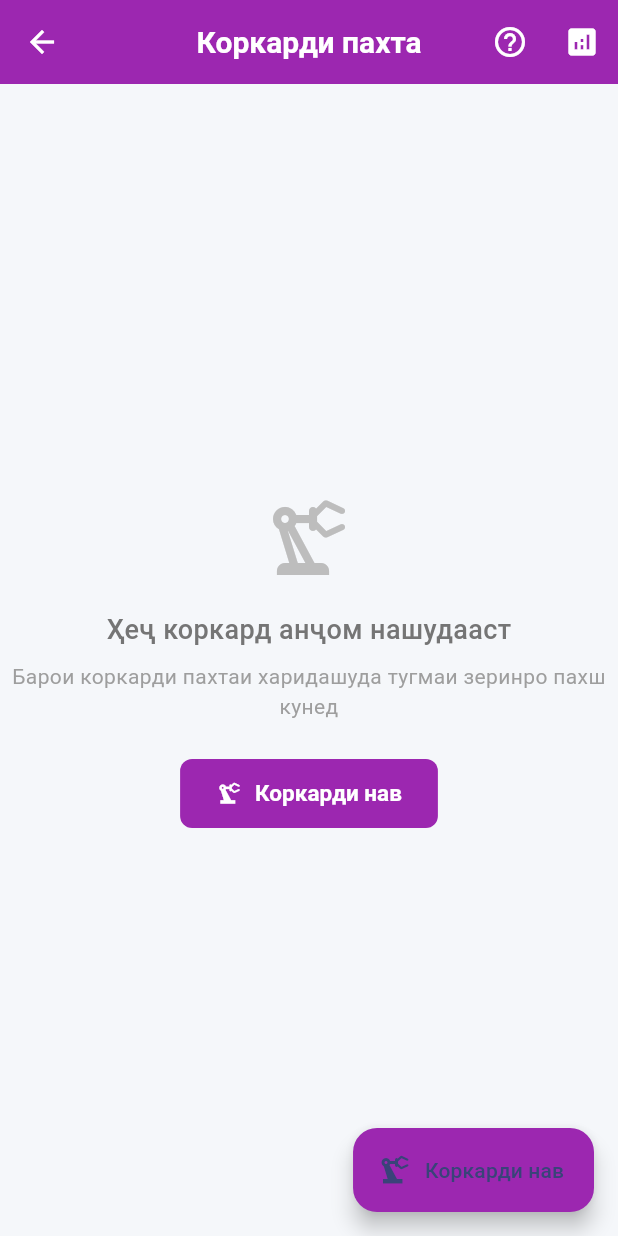
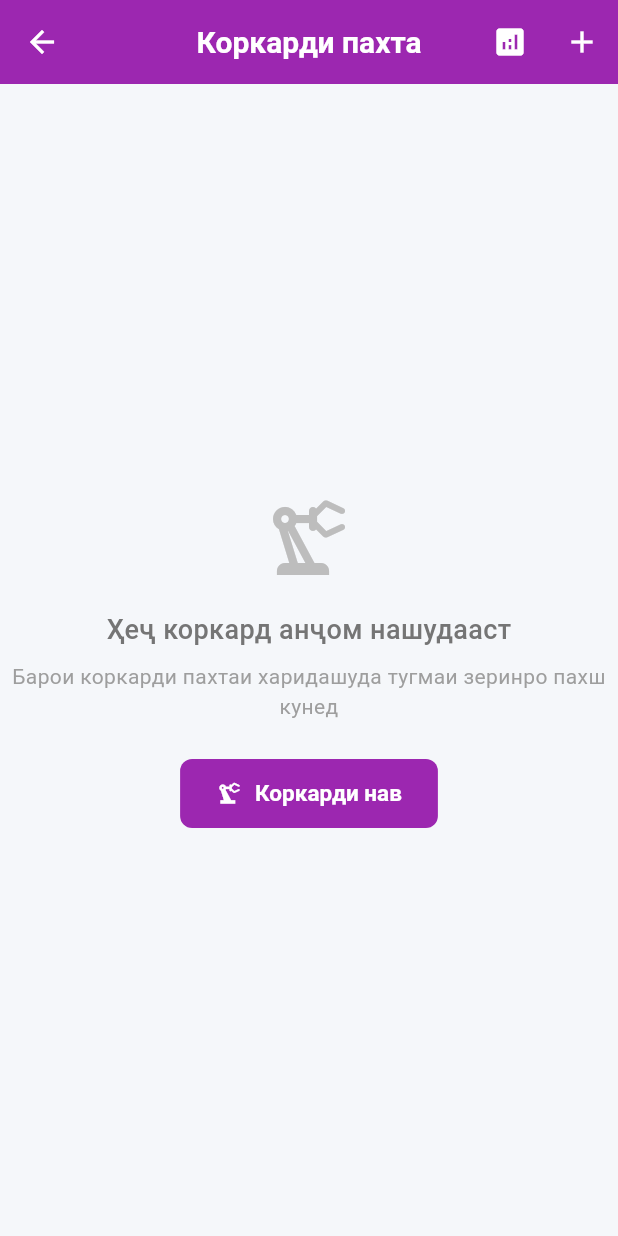
Before and after one commit to IBROHIM-PRO/farm_deb, a Flutter app: the screen it shows after launch, after a tap on "Коркарди пахта", on a phone screen of 412 x 824 dp. Run offline on Flutter 3.47's test engine with Material 3 defaults, Android fonts, the phone set to English and light mode, and no system bars; our stand-ins replace shared_preferences, sqflite; accounts and stored records are empty.

Commit message:
дуруст кардам тугмаҳоро дар саҳифаи пахта ва говҳо

```diff
--- a/lib/screens/cattle_registry/cattle_management_hub_screen.dart
+++ b/lib/screens/cattle_registry/cattle_management_hub_screen.dart
@@ -4,6 +4,7 @@ import '../../providers/cattle_registry_provider.dart';
 import '../../theme/app_theme.dart';
 import 'add_cattle_registry_screen.dart';
 import 'cattle_registry_screen.dart';
+import 'cattle_sale_screen.dart';
 import '../debt/persons_screen.dart';
 import '../barn/barn_list_screen.dart';
 
@@ -71,7 +72,7 @@ class CattleManagementHubScreen extends StatelessWidget {
                     Navigator.push(
                       context,
                       MaterialPageRoute(
-                        builder: (_) => const CattleRegistryScreen(),
+                        builder: (_) => const CattleSaleScreen(),
                       ),
                     );
                   },
--- a/lib/screens/cotton_registry/cotton_processing_registry_screen.dart
+++ b/lib/screens/cotton_registry/cotton_processing_registry_screen.dart
@@ -29,14 +29,19 @@ class _CottonProcessingRegistryScreenState extends State<CottonProcessingRegistr
         foregroundColor: Colors.white,
         actions: [
           IconButton(
-            onPressed: _showProcessingGuide,
-            icon: const Icon(Icons.help_outline),
-            tooltip: 'Дастури коркард',
-          ),
-          IconButton(
             onPressed: _showStatistics,
             icon: const Icon(Icons.analytics),
             tooltip: 'Омор',
+          ),
+          IconButton(
+            onPressed: () => Navigator.push(
+              context,
+              MaterialPageRoute(
+                builder: (_) => const AddCottonProcessingScreen(),
+              ),
+            ),
+            icon: const Icon(Icons.add),
+            tooltip: 'Коркарди нав',
           ),
         ],
       ),
@@ -52,18 +57,6 @@ class _CottonProcessingRegistryScreenState extends State<CottonProcessingRegistr
               ? _buildEmptyState(context)
               : _buildProcessingList(context, provider, filteredProcessing);
         },
-      ),
-      floatingActionButton: FloatingActionButton.extended(
-        heroTag: "cotton_processing_main_fab",
-        onPressed: () => Navigator.push(
-          context,
-          MaterialPageRoute(
-            builder: (_) => const AddCottonProcessingScreen(),
-          ),
-        ),
-        icon: const Icon(Icons.precision_manufacturing),
-        label: const Text('Коркарди нав'),
-        backgroundColor: Colors.purple,
       ),
     );
   }
```
Also changed, not shown: lib/screens/cotton_stock/buyer_cotton_sales_detail_screen.dart (+18 -16 lines), lib/screens/debt/debt_transaction_history_screen.dart (+9 -16 lines).
